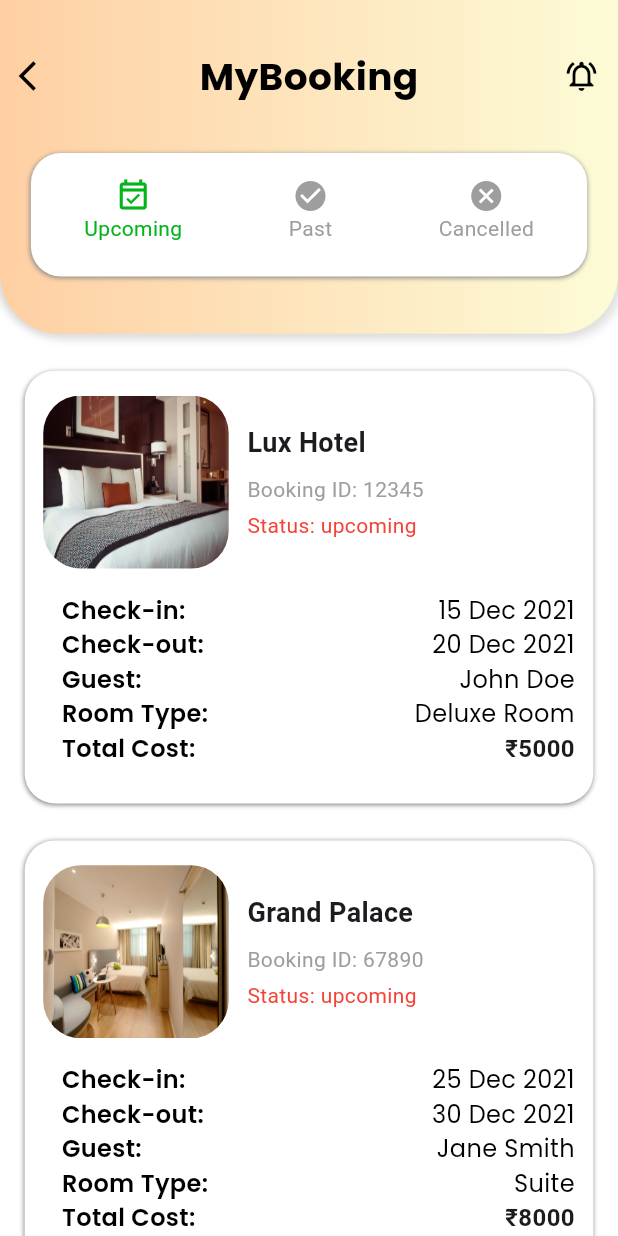
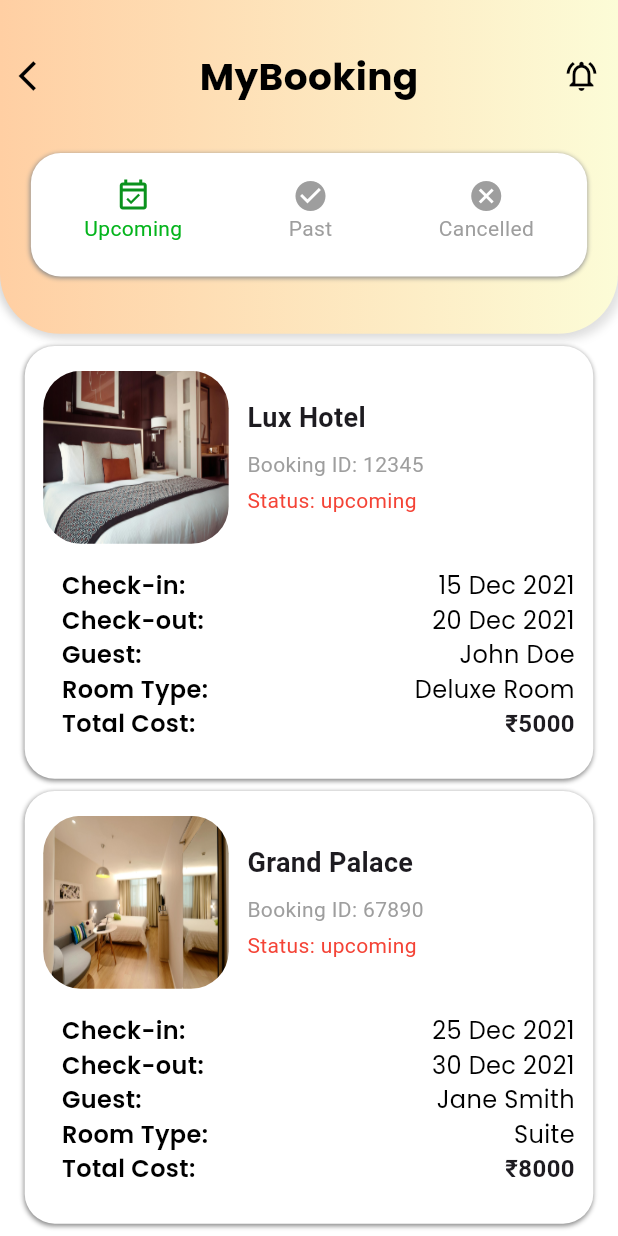
Before and after one commit to adilthengilan/abodeIN.com, a Flutter app: the MyBookingScreen screen opened directly, on a phone screen of 412 x 824 dp. Run offline on Flutter 3.47's test engine with Material 3 defaults, Android fonts, the phone set to English and light mode, and no system bars; our stand-ins replace fluttertoast, geocoding, geolocator, google_fonts, image_picker, share_plus and 2 more; accounts and stored records are empty.

Commit message:
myBookingScreen

```diff
--- a/lib/main.dart
+++ b/lib/main.dart
@@ -1,6 +1,7 @@
 import 'package:abodein/src/view/dashBoard/dashboard_screen.dart';
 import 'package:abodein/src/view/details/hotel_details_screen.dart';
 import 'package:abodein/src/view/hotel_rooms/rooms_details_screen.dart';
+import 'package:abodein/src/view/mybooking/my_booking_screen.dart';
 import 'package:abodein/utils/providers.dart';
 import 'package:flutter/material.dart';
 import 'package:provider/provider.dart';
@@ -23,7 +24,7 @@ class MyApp extends StatelessWidget {
             useMaterial3: true,
           ),
           debugShowCheckedModeBanner: false,
-          home: HotelDetailePage()),
+          home: MyBookingScreen()),
     );
   }
 }
--- a/lib/src/view/mybooking/my_booking_screen.dart
+++ b/lib/src/view/mybooking/my_booking_screen.dart
@@ -119,7 +119,7 @@ class MyBookingScreen extends StatelessWidget {
                                 children: [
                                   Icon(Icons.event_available_outlined,
                                       color: provider.selectedIndex == 0
-                                          ? Color.fromARGB(255, 4, 180, 28)
+                                          ? Color.fromARGB(255, 11, 146, 29)
                                           : Colors.grey),
                                   Text(
                                     'Upcoming',
@@ -195,7 +195,7 @@ class MyBookingCard extends StatelessWidget {
     final width = MediaQuery.of(context).size.width;
     return Padding(
       padding: EdgeInsets.only(
-          left: width * 0.04, right: width * 0.04, top: height * 0.03),
+          left: width * 0.04, right: width * 0.04, top: height * 0.01),
       child: Container(
         decoration: BoxDecoration(
           color: backgroundColor,
```
